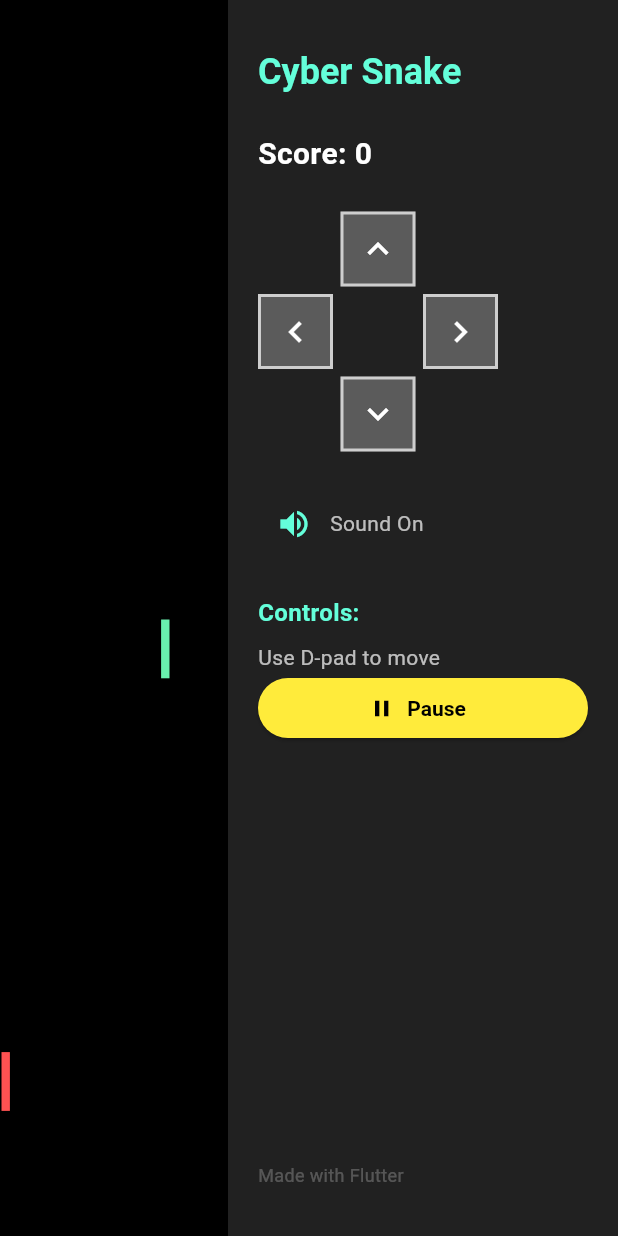
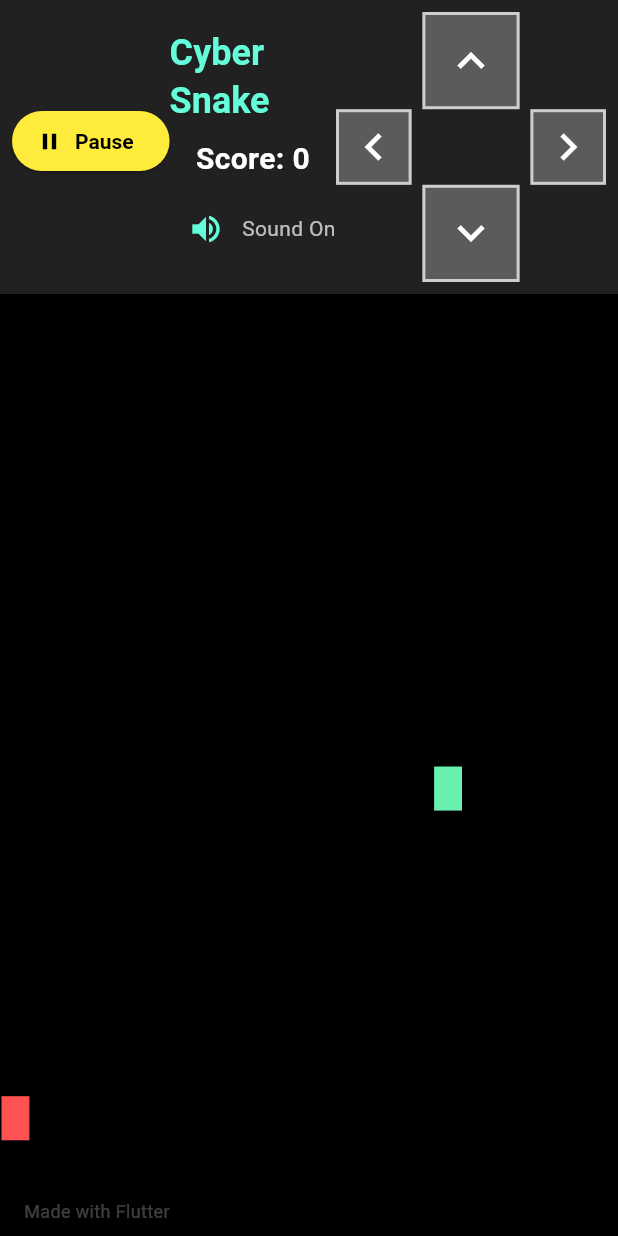
Before and after one commit to IvanPetrovicCyberUnited/flutter_snake_game, a Flutter app: the first screen one second after launch, on a phone screen of 412 x 824 dp. Run offline on Flutter 3.47's test engine with Material 3 defaults, Android fonts, the phone set to English and light mode, and no system bars; our stand-ins replace audioplayers; missing offline and left inert: dart:html.

Commit message:
Menu are on the top

```diff
--- a/lib/dpad.dart
+++ b/lib/dpad.dart
@@ -4,20 +4,25 @@ import 'direction.dart';
 
 class RetroDPad extends StatelessWidget {
   final void Function(Direction) onDirection;
+  final double size;
 
-  const RetroDPad({required this.onDirection, Key? key}) : super(key: key);
+  const RetroDPad({required this.onDirection, this.size = 180, Key? key})
+      : super(key: key);
 
-  Widget _buildButton(IconData icon, Direction dir) {
+  Widget _buildButton(IconData icon, Direction dir,
+      {double? width, double? height}) {
     return GestureDetector(
       onTap: () => onDirection(dir),
       child: Container(
+        width: width,
+        height: height,
         decoration: BoxDecoration(
           color: Colors.grey.shade700.withOpacity(0.9),
           shape: BoxShape.rectangle,
           border: Border.all(color: Colors.white70, width: 2),
         ),
         child: Center(
-          child: Icon(icon, color: Colors.white, size: 28),
+          child: Icon(icon, color: Colors.white, size: 36),
         ),
       ),
     );
@@ -25,38 +30,48 @@ class RetroDPad extends StatelessWidget {
 
   @override
   Widget build(BuildContext context) {
+    final double btnSize = size * 0.36;
+    final double sideBtnSize = size * 0.28;
     return SizedBox(
-      width: 160,
-      height: 160,
+      width: size,
+      height: size,
       child: Stack(
         children: [
+          // Up
           Positioned(
             top: 0,
-            left: 55,
-            right: 55,
-            height: 50,
-            child: _buildButton(Icons.keyboard_arrow_up, Direction.up),
+            left: (size - btnSize) / 2,
+            width: btnSize,
+            height: btnSize,
+            child: _buildButton(Icons.keyboard_arrow_up, Direction.up,
+                width: btnSize, height: btnSize),
           ),
+          // Down
           Positioned(
             bottom: 0,
-            left: 55,
-            right: 55,
-            height: 50,
-            child: _buildButton(Icons.keyboard_arrow_down, Direction.down),
+            left: (size - btnSize) / 2,
+            width: btnSize,
+            height: btnSize,
+            child: _buildButton(Icons.keyboard_arrow_down, Direction.down,
+                width: btnSize, height: btnSize),
           ),
+          // Left
           Positioned(
             left: 0,
-            top: 55,
-            bottom: 55,
-            width: 50,
-            child: _buildButton(Icons.keyboard_arrow_left, Direction.left),
+            top: (size - sideBtnSize) / 2,
+            width: sideBtnSize,
+            height: sideBtnSize,
+            child: _buildButton(Icons.keyboard_arrow_left, Direction.left,
+                width: sideBtnSize, height: sideBtnSize),
           ),
+          // Right
           Positioned(
             right: 0,
-            top: 55,
-            bottom: 55,
-            width: 50,
-            child: _buildButton(Icons.keyboard_arrow_right, Direction.right),
+            top: (size - sideBtnSize) / 2,
+            width: sideBtnSize,
+            height: sideBtnSize,
+            child: _buildButton(Icons.keyboard_arrow_right, Direction.right,
+                width: sideBtnSize, height: sideBtnSize),
           ),
         ],
       ),
--- a/lib/main.dart
+++ b/lib/main.dart
@@ -206,12 +206,153 @@ class _SnakeGamePageState extends State<SnakeGamePage>
 
   @override
   Widget build(BuildContext context) {
+    // --- MENU LAYOUT REFACTOR ---
+    // D-pad size (should match dpad.dart default for mobile)
+    final double dpadSize = _isMobile ? 180 : 0;
     return Scaffold(
-      body: Row(
+      body: Column(
         children: [
+          // Menu Row
+          Container(
+            color: Colors.grey[900],
+            constraints: BoxConstraints(minHeight: dpadSize),
+            padding: const EdgeInsets.symmetric(horizontal: 8, vertical: 8),
+            child: Row(
+              crossAxisAlignment: CrossAxisAlignment.center,
+              children: [
+                // Left: Pause & Play Again
+                Column(
+                  crossAxisAlignment: CrossAxisAlignment.start,
+                  mainAxisSize: MainAxisSize.min,
+                  children: [
+                    if (_isMobile)
+                      Padding(
+                        padding: const EdgeInsets.only(bottom: 8.0),
+                        child: ElevatedButton.icon(
+                          icon: Icon(paused ? Icons.play_arrow : Icons.pause),
+                          label: Text(paused ? 'Resume' : 'Pause'),
+                          style: ElevatedButton.styleFrom(
+                            backgroundColor: Colors.yellow,
+                            foregroundColor: Colors.black,
+                            textStyle:
+                                const TextStyle(fontWeight: FontWeight.bold),
+                          ),
+                          onPressed: () {
+                            setState(() {
+                              paused = !paused;
+                            });
+                          },
+                        ),
+                      ),
+                    if (gameOver)
+                      Padding(
+                        padding: const EdgeInsets.only(bottom: 8.0),
+                        child: ElevatedButton.icon(
+                          icon: const Icon(Icons.refresh),
+                          label: const Text('Play Again'),
+                          style: ElevatedButton.styleFrom(
+                            backgroundColor: Colors.tealAccent,
+                            foregroundColor: Colors.black,
+                            textStyle:
+                                const TextStyle(fontWeight: FontWeight.bold),
+                          ),
+                          onPressed: () {
+                            if (kIsWeb) {
+                              html.window.location.reload();
+                            } else {
+                              // For mobile/desktop, just restart the app state
+                            }
+                          },
+                        ),
+                      ),
+                  ],
+                ),
+                // Center: Title, Score, Sound
+                Expanded(
+                  child: Column(
+                    mainAxisSize: MainAxisSize.min,
+                    crossAxisAlignment: CrossAxisAlignment.center,
+                    children: [
+                      Text(
+                        'Cyber Snake',
+                        style:
+                            Theme.of(context).textTheme.headlineSmall?.copyWith(
+                                  color: Colors.tealAccent,
+                                  fontWeight: FontWeight.bold,
+                                ),
+                      ),
+                      const SizedBox(height: 8),
+                      Text(
+                        'Score: $currentScore',
+                        style: const TextStyle(
+                          color: Colors.white,
+                          fontSize: 20,
+                          fontWeight: FontWeight.bold,
+                        ),
+                      ),
+                      const SizedBox(height: 8),
+                      Row(
+                        mainAxisAlignment: MainAxisAlignment.center,
+                        children: [
+                          IconButton(
+                            icon: Icon(
+                              soundOn ? Icons.volume_up : Icons.volume_off,
+                              color: Colors.tealAccent,
+                            ),
+                            tooltip: soundOn ? 'Mute' : 'Unmute',
+                            onPressed: () {
+                              setState(() {
+                                soundOn = !soundOn;
+                              });
+                            },
+                          ),
+                          Text(
+                            soundOn ? 'Sound On' : 'Muted',
+                            style: const TextStyle(color: Colors.white70),
+                          ),
+                        ],
+                      ),
+                      if (victory)
+                        const Padding(
+                          padding: EdgeInsets.only(top: 8.0),
+                          child: Text(
+                            'You Win!\nRefresh to play again.',
+                            style: TextStyle(
+                                color: Colors.indigoAccent, fontSize: 16),
+                            textAlign: TextAlign.center,
+                          ),
+                        ),
+                      if (paused && !gameOver && !victory)
+                        const Padding(
+                          padding: EdgeInsets.only(top: 8.0),
+                          child: Text(
+                            'Paused',
+                            style:
+                                TextStyle(color: Colors.yellow, fontSize: 16),
+                          ),
+                        ),
+                    ],
+                  ),
+                ),
+                // Right: D-pad
+                if (_isMobile)
+                  SizedBox(
+                    width: dpadSize,
+                    height: dpadSize,
+                    child: RetroDPad(
+                      onDirection: (dir) {
+                        setState(() {
+                          _changeDirection(dir);
+                        });
+                      },
+                      size: dpadSize,
+                    ),
+                  ),
+              ],
+            ),
+          ),
           // Game Area
           Expanded(
-            flex: 3,
             child: Container(
               color: Colors.black,
               child: Stack(
@@ -340,74 +481,15 @@ class _SnakeGamePageState extends State<SnakeGamePage>
                         color: Colors.indigoAccent,
                       ),
                     ),
-                ],
-              ),
-            ),
-          ),
-          // Menu Area
-          Container(
-            width: 260,
-            color: Colors.grey[900],
-            padding: const EdgeInsets.symmetric(vertical: 32, horizontal: 20),
+                  // Controls info (desktop)
+                  if (!_isMobile)
+                    Positioned(
+                      right: 16,
+                      bottom: 16,
                       child: Column(
-              crossAxisAlignment: CrossAxisAlignment.start,
-              children: [
+                        crossAxisAlignment: CrossAxisAlignment.end,
+                        children: const [
                           Text(
-                  'Cyber Snake',
-                  style: Theme.of(context).textTheme.headlineSmall?.copyWith(
-                        color: Colors.tealAccent,
-                        fontWeight: FontWeight.bold,
-                      ),
-                ),
-                const SizedBox(height: 24),
-                // Score display
-                Text(
-                  'Score: $currentScore',
-                  style: const TextStyle(
-                    color: Colors.white,
-                    fontSize: 20,
-                    fontWeight: FontWeight.bold,
-                  ),
-                ),
-                const SizedBox(height: 24),
-                // Virtual D-pad for mobile
-                if (_isMobile)
-                  Column(
-                    children: [
-                      RetroDPad(
-                        onDirection: (dir) {
-                          setState(() {
-                            _changeDirection(dir);
-                          });
-                        },
-                      ),
-                      const SizedBox(height: 24),
-                    ],
-                  ),
-                // Sound toggle button
-                Row(
-                  children: [
-                    IconButton(
-                      icon: Icon(
-                        soundOn ? Icons.volume_up : Icons.volume_off,
-                        color: Colors.tealAccent,
-                      ),
-                      tooltip: soundOn ? 'Mute' : 'Unmute',
-                      onPressed: () {
-                        setState(() {
-                          soundOn = !soundOn;
-                        });
-                      },
-                    ),
-                    Text(
-                      soundOn ? 'Sound On' : 'Muted',
-                      style: const TextStyle(color: Colors.white70),
-                    ),
-                  ],
-                ),
-                const SizedBox(height: 24),
-                // Controls info
-                const Text(
                             'Controls:',
                             style: TextStyle(
                               color: Colors.tealAccent,
@@ -415,87 +497,32 @@ class _SnakeGamePageState extends State<SnakeGamePage>
                               fontWeight: FontWeight.bold,
                             ),
                           ),
-                const SizedBox(height: 8),
-                if (_isMobile)
-                  const Text(
-                    'Use D-pad to move',
-                    style: TextStyle(color: Colors.white70, fontSize: 14),
-                  )
-                else ...[
-                  const Text(
+                          SizedBox(height: 8),
+                          Text(
                             'Use arrow keys to move',
-                    style: TextStyle(color: Colors.white70, fontSize: 14),
+                            style:
+                                TextStyle(color: Colors.white70, fontSize: 14),
                           ),
                           SizedBox(height: 4),
-                  const Text(
+                          Text(
                             'Press Enter to pause the game',
-                    style: TextStyle(color: Colors.white70, fontSize: 14),
+                            style:
+                                TextStyle(color: Colors.white70, fontSize: 14),
                           ),
                         ],
-                // Pause button for mobile only (move above controls for visibility)
-                if (_isMobile)
-                  Padding(
-                    padding: const EdgeInsets.only(bottom: 16.0),
-                    child: SizedBox(
-                      width: double.infinity,
-                      child: ElevatedButton.icon(
-                        icon: Icon(paused ? Icons.play_arrow : Icons.pause),
-                        label: Text(paused ? 'Resume' : 'Pause'),
-                        style: ElevatedButton.styleFrom(
-                          backgroundColor: Colors.yellow,
-                          foregroundColor: Colors.black,
-                          textStyle:
-                              const TextStyle(fontWeight: FontWeight.bold),
-                        ),
-                        onPressed: () {
-                          setState(() {
-                            paused = !paused;
-                          });
-                        },
                       ),
                     ),
-                  ),
-                const SizedBox(height: 24),
-                // Play Again button (only when game over)
-                if (gameOver)
-                  SizedBox(
-                    width: double.infinity,
-                    child: ElevatedButton.icon(
-                      icon: const Icon(Icons.refresh),
-                      label: const Text('Play Again'),
-                      style: ElevatedButton.styleFrom(
-                        backgroundColor: Colors.tealAccent,
-                        foregroundColor: Colors.black,
-                        textStyle: const TextStyle(fontWeight: FontWeight.bold),
-                      ),
-                      onPressed: () {
-                        // Refresh the page (web only)
-                        if (kIsWeb) {
-                          html.window.location.reload();
-                        } else {
-                          // For mobile/desktop, just restart the app state
-                          // (Optional: could use a callback or setState to reset)
-                          // For now, do nothing
-                        }
-                      },
-                    ),
-                  ),
-                if (victory)
-                  const Text(
-                    'You Win!\nRefresh to play again.',
-                    style: TextStyle(color: Colors.indigoAccent, fontSize: 16),
-                  ),
-                if (paused && !gameOver && !victory)
-                  const Text(
-                    'Paused',
-                    style: TextStyle(color: Colors.yellow, fontSize: 16),
-                  ),
-                const Spacer(),
-                const Text(
+                  // Footer
+                  Positioned(
+                    left: 16,
+                    bottom: 8,
+                    child: const Text(
                       'Made with Flutter',
                       style: TextStyle(color: Colors.white24, fontSize: 12),
                     ),
+                  ),
                 ],
+              ),
             ),
           ),
         ],
```
Lines whose indentation alone changed are shown as unchanged.
